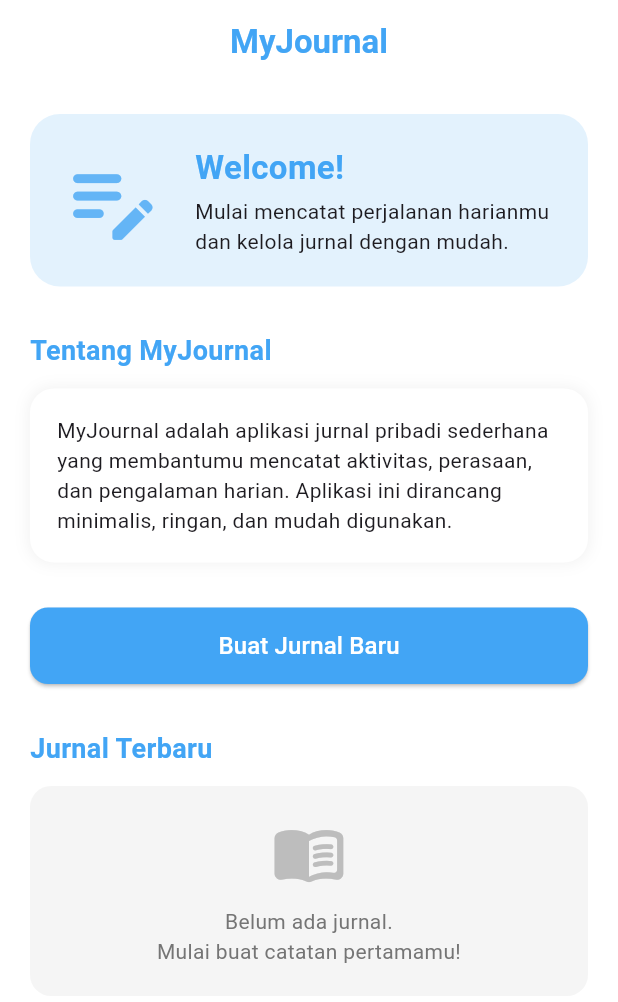
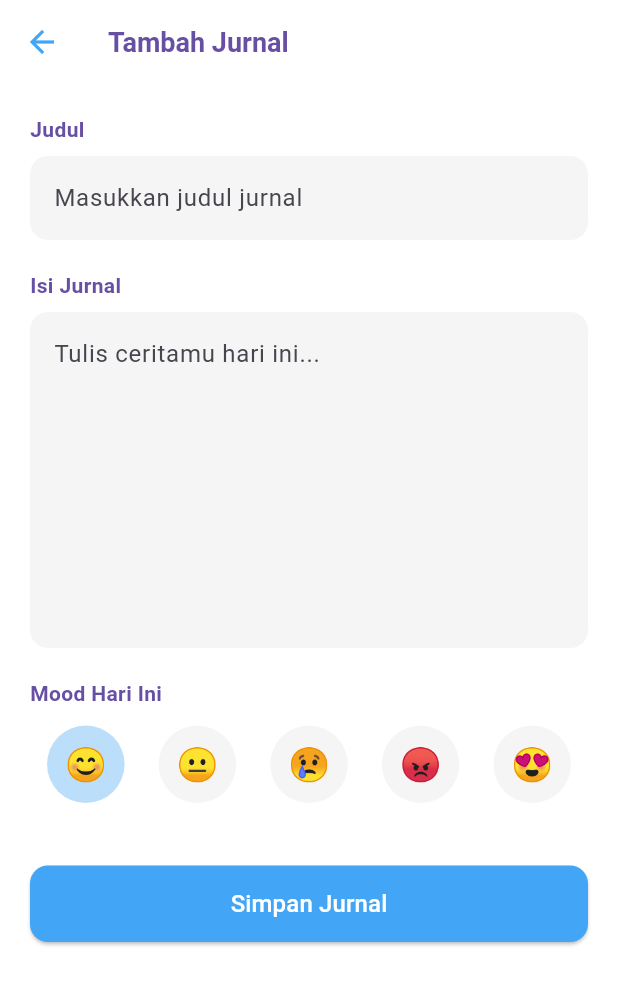
Before and after one commit to terxxviinator/myJournal-app, a Flutter app: the screen it shows after launch, after a tap on "Buat Jurnal Baru", on a phone screen of 412 x 824 dp. Shown: the top 1002 px of the screen. Run offline on Flutter 3.47's test engine with Material 3 defaults, Android fonts, the phone set to English and light mode, and no system bars; our stand-ins replace hive, hive_flutter; accounts and stored records are empty.

Commit message:
finishing apps

```diff
--- a/lib/main.dart
+++ b/lib/main.dart
@@ -1,18 +1,54 @@
 import 'package:flutter/material.dart';
+import 'package:hive_flutter/hive_flutter.dart';
+
+import 'models/journal_model.dart';
 import 'screens/splash.dart';
+import 'theme/app_theme.dart';
 
-void main() {
+void main() async {
+  WidgetsFlutterBinding.ensureInitialized();
+
+  await Hive.initFlutter();
+
+  Hive.registerAdapter(JournalAdapter());
+  await Hive.openBox<Journal>('journals');
+  await Hive.openBox('settings'); // 🔑 untuk dark mode
+
   runApp(const MyApp());
 }
 
-class MyApp extends StatelessWidget {
+class MyApp extends StatefulWidget {
   const MyApp({super.key});
+
+  @override
+  State<MyApp> createState() => _MyAppState();
+}
+
+class _MyAppState extends State<MyApp> {
+  bool isDarkMode = false;
+
+  @override
+  void initState() {
+    super.initState();
+    final box = Hive.box('settings');
+    isDarkMode = box.get('darkMode', defaultValue: false);
+  }
+
+  void toggleTheme(bool value) {
+    final box = Hive.box('settings');
+    box.put('darkMode', value);
+
+    setState(() {
+      isDarkMode = value;
+    });
+  }
 
   @override
   Widget build(BuildContext context) {
     return MaterialApp(
       debugShowCheckedModeBanner: false,
-      home: const SplashScreen(),
+      theme: isDarkMode ? AppTheme.darkTheme : AppTheme.lightTheme,
+      home: SplashScreen(onThemeChanged: toggleTheme),
     );
   }
 }
--- a/lib/models/journal_model.dart
+++ b/lib/models/journal_model.dart
@@ -0,0 +1,25 @@
+import 'package:hive/hive.dart';
+
+part 'journal_model.g.dart';
+
+@HiveType(typeId: 0)
+class Journal extends HiveObject {
+  @HiveField(0)
+  String title;
+
+  @HiveField(1)
+  String content;
+
+  @HiveField(2)
+  String mood;
+
+  @HiveField(3)
+  DateTime date;
+
+  Journal({
+    required this.title,
+    required this.content,
+    required this.mood,
+    required this.date,
+  });
+}
--- a/lib/screens/add_journal.dart
+++ b/lib/screens/add_journal.dart
@@ -0,0 +1,207 @@
+import 'package:flutter/material.dart';
+import 'package:hive/hive.dart';
+import '../models/journal_model.dart';
+
+class AddJournalScreen extends StatefulWidget {
+  final Journal? journal;
+  final int? index;
+
+  const AddJournalScreen({super.key, this.journal, this.index});
+
+  @override
+  State<AddJournalScreen> createState() => _AddJournalScreenState();
+}
+
+class _AddJournalScreenState extends State<AddJournalScreen> {
+  final TextEditingController _titleController = TextEditingController();
+  final TextEditingController _contentController = TextEditingController();
+
+  String selectedMood = "😊";
+
+  @override
+  void initState() {
+    super.initState();
+
+    if (widget.journal != null) {
+      _titleController.text = widget.journal!.title;
+      _contentController.text = widget.journal!.content;
+      selectedMood = widget.journal!.mood;
+    }
+  }
+
+  @override
+  Widget build(BuildContext context) {
+    return Scaffold(
+      backgroundColor: Theme.of(context).scaffoldBackgroundColor,
+
+      appBar: AppBar(
+        elevation: 0,
+        iconTheme: IconThemeData(color: Colors.blue.shade400),
+        title: Text(
+          widget.journal == null ? "Tambah Jurnal" : "Edit Jurnal",
+          style: TextStyle(
+            color: Theme.of(context).colorScheme.primary,
+            fontWeight: FontWeight.w600,
+          ),
+        ),
+      ),
+
+      body: SingleChildScrollView(
+        padding: const EdgeInsets.all(20),
+        child: Column(
+          crossAxisAlignment: CrossAxisAlignment.start,
+          children: [
+            // JUDUL
+            Text(
+              "Judul",
+              style: TextStyle(
+                fontSize: 14,
+                fontWeight: FontWeight.w600,
+                color: Theme.of(context).colorScheme.primary,
+              ),
+            ),
+            const SizedBox(height: 8),
+
+            TextField(
+              controller: _titleController,
+              decoration: InputDecoration(
+                hintText: "Masukkan judul jurnal",
+                filled: true,
+                fillColor: Colors.grey.shade100,
+                border: OutlineInputBorder(
+                  borderRadius: BorderRadius.circular(12),
+                  borderSide: BorderSide.none,
+                ),
+              ),
+            ),
+
+            const SizedBox(height: 20),
+
+            // ISI JURNAL
+            Text(
+              "Isi Jurnal",
+              style: TextStyle(
+                fontSize: 14,
+                fontWeight: FontWeight.w600,
+                color: Theme.of(context).colorScheme.primary,
+              ),
+            ),
+            const SizedBox(height: 8),
+
+            TextField(
+              controller: _contentController,
+              maxLines: 8,
+              decoration: InputDecoration(
+                hintText: "Tulis ceritamu hari ini...",
+                filled: true,
+                fillColor: Colors.grey.shade100,
+                border: OutlineInputBorder(
+                  borderRadius: BorderRadius.circular(12),
+                  borderSide: BorderSide.none,
+                ),
+              ),
+            ),
+
+            const SizedBox(height: 20),
+
+            // MOOD
+            Text(
+              "Mood Hari Ini",
+              style: TextStyle(
+                fontSize: 14,
+                fontWeight: FontWeight.w600,
+                color: Theme.of(context).colorScheme.primary,
+              ),
+            ),
+            const SizedBox(height: 10),
+
+            Row(
+              mainAxisAlignment: MainAxisAlignment.spaceAround,
+              children: ["😊", "😐", "😢", "😡", "😍"].map((mood) {
+                final isSelected = selectedMood == mood;
+                return GestureDetector(
+                  onTap: () {
+                    setState(() {
+                      selectedMood = mood;
+                    });
+                  },
+                  child: Container(
+                    padding: const EdgeInsets.all(12),
+                    decoration: BoxDecoration(
+                      color: isSelected
+                          ? Colors.blue.shade100
+                          : Colors.grey.shade100,
+                      shape: BoxShape.circle,
+                    ),
+                    child: Text(mood, style: const TextStyle(fontSize: 22)),
+                  ),
+                );
+              }).toList(),
+            ),
+
+            const SizedBox(height: 40),
+
+            // BUTTON SIMPAN
+            SizedBox(
+              width: double.infinity,
+              child: ElevatedButton(
+                onPressed: () async {
+                  if (_titleController.text.isEmpty ||
+                      _contentController.text.isEmpty) {
+                    ScaffoldMessenger.of(context).showSnackBar(
+                      const SnackBar(
+                        content: Text(
+                          "Judul dan isi jurnal tidak boleh kosong",
+                        ),
+                      ),
+                    );
+                    return;
+                  }
+
+                  final box = Hive.box<Journal>('journals');
+
+                  if (widget.journal == null) {
+                    // CREATE
+                    final newJournal = Journal(
+                      title: _titleController.text,
+                      content: _contentController.text,
+                      mood: selectedMood,
+                      date: DateTime.now(),
+                    );
+                    await box.add(newJournal);
+                  } else {
+                    // EDIT
+                    final updatedJournal = Journal(
+                      title: _titleController.text,
+                      content: _contentController.text,
+                      mood: selectedMood,
+                      date: widget.journal!.date,
+                    );
+                    await box.putAt(widget.index!, updatedJournal);
+                  }
+
+                  ScaffoldMessenger.of(context).showSnackBar(
+                    const SnackBar(content: Text("Jurnal berhasil disimpan")),
+                  );
+
+                  Navigator.pop(context);
+                },
+                style: ElevatedButton.styleFrom(
+                  backgroundColor: Colors.blue.shade400,
+                  padding: const EdgeInsets.symmetric(vertical: 14),
+                  shape: RoundedRectangleBorder(
+                    borderRadius: BorderRadius.circular(12),
+                  ),
+                ),
+                child: const Text(
+                  "Simpan Jurnal",
+                  style: TextStyle(fontSize: 16, color: Colors.white),
+                ),
+              ),
+            ),
+          ],
+        ),
+      ),
+    );
+  }
+}
--- a/lib/screens/home.dart
+++ b/lib/screens/home.dart
@@ -1,24 +1,43 @@
 import 'package:flutter/material.dart';
+import 'package:hive_flutter/hive_flutter.dart';
+import '../models/journal_model.dart';
+import 'add_journal.dart';
+import 'detail.dart';
+import 'settings.dart';
 
 class Home extends StatelessWidget {
-  const Home({super.key});
+  final Function(bool) onThemeChanged;
+  const Home({super.key, required this.onThemeChanged});
 
   @override
   Widget build(BuildContext context) {
     return Scaffold(
-      backgroundColor: Colors.white,
+      backgroundColor: Theme.of(context).scaffoldBackgroundColor,
 
       appBar: AppBar(
         elevation: 0,
-        backgroundColor: Colors.white,
         title: Text(
           "MyJournal",
           style: TextStyle(
-            color: Colors.blue.shade400,
+            color: Theme.of(context).colorScheme.primary,
             fontWeight: FontWeight.w700,
           ),
         ),
         centerTitle: true,
+        actions: [
+          IconButton(
+            icon: const Icon(Icons.settings),
+            onPressed: () {
+              Navigator.push(
+                context,
+                MaterialPageRoute(
+                  builder: (_) =>
+                      SettingsScreen(onThemeChanged: onThemeChanged),
+                ),
+              );
+            },
+          ),
+        ],
       ),
 
       body: SingleChildScrollView(
@@ -30,7 +49,7 @@ class Home extends StatelessWidget {
             Container(
               padding: const EdgeInsets.all(20),
               decoration: BoxDecoration(
-                color: Colors.blue.shade50,
+                color: Theme.of(context).cardColor,
                 borderRadius: BorderRadius.circular(20),
               ),
               child: Row(
@@ -53,7 +72,7 @@ class Home extends StatelessWidget {
                           style: TextStyle(
                             fontSize: 22,
                             fontWeight: FontWeight.bold,
-                            color: Colors.blue.shade400,
+                            color: Theme.of(context).colorScheme.primary,
                           ),
                         ),
                         const SizedBox(height: 4),
@@ -76,7 +95,7 @@ class Home extends StatelessWidget {
               style: TextStyle(
                 fontSize: 18,
                 fontWeight: FontWeight.w600,
-                color: Colors.blue.shade400,
+                color: Theme.of(context).colorScheme.primary,
               ),
             ),
             const SizedBox(height: 12),
@@ -84,7 +103,7 @@ class Home extends StatelessWidget {
             Container(
               padding: const EdgeInsets.all(18),
               decoration: BoxDecoration(
-                color: Colors.white,
+                color: Theme.of(context).cardColor,
                 borderRadius: BorderRadius.circular(16),
                 boxShadow: [
                   BoxShadow(
@@ -108,6 +127,12 @@ class Home extends StatelessWidget {
               width: double.infinity,
               child: ElevatedButton(
                 onPressed: () {
+                  Navigator.push(
+                    context,
+                    MaterialPageRoute(
+                      builder: (context) => const AddJournalScreen(),
+                    ),
+                  );
                   // Arahkan ke screen Create Journal
                 },
                 style: ElevatedButton.styleFrom(
@@ -132,18 +157,21 @@ class Home extends StatelessWidget {
               style: TextStyle(
                 fontSize: 18,
                 fontWeight: FontWeight.w600,
-                color: Colors.blue.shade400,
+                color: Theme.of(context).colorScheme.primary,
               ),
             ),
 
             const SizedBox(height: 12),
 
-            // Empty state untuk journal list
-            Container(
+            ValueListenableBuilder(
+              valueListenable: Hive.box<Journal>('journals').listenable(),
+              builder: (context, Box<Journal> box, _) {
+                if (box.isEmpty) {
+                  return Container(
                     width: double.infinity,
                     padding: const EdgeInsets.all(20),
                     decoration: BoxDecoration(
-                color: Colors.grey.shade100,
+                      color: Theme.of(context).cardColor,
                       borderRadius: BorderRadius.circular(14),
                     ),
                     child: Column(
@@ -157,10 +185,60 @@ class Home extends StatelessWidget {
                         Text(
                           "Belum ada jurnal.\nMulai buat catatan pertamamu!",
                           textAlign: TextAlign.center,
-                    style: TextStyle(color: Colors.grey.shade600, fontSize: 14),
+                          style: TextStyle(
+                            color: Theme.of(context).colorScheme.primary,
+
+                            fontSize: 14,
+                          ),
                         ),
                       ],
                     ),
+                  );
+                }
+
+                return ListView.builder(
+                  shrinkWrap: true,
+                  physics: const NeverScrollableScrollPhysics(),
+                  itemCount: box.length,
+                  itemBuilder: (context, index) {
+                    final journal = box.getAt(index)!;
+
+                    return Card(
+                      margin: const EdgeInsets.only(bottom: 12),
+                      shape: RoundedRectangleBorder(
+                        borderRadius: BorderRadius.circular(12),
+                      ),
+                      child: ListTile(
+                        leading: Text(
+                          journal.mood,
+                          style: const TextStyle(fontSize: 24),
+                        ),
+                        title: Text(journal.title),
+                        subtitle: Text(
+                          "${journal.date.day}/${journal.date.month}/${journal.date.year}",
+                        ),
+
+                        onTap: () {
+                          Navigator.push(
+                            context,
+                            MaterialPageRoute(
+                              builder: (_) =>
+                                  DetailJournalScreen(journal: journal),
+                            ),
+                          );
+                        },
+
+                        trailing: IconButton(
+                          icon: Icon(Icons.delete, color: Colors.red.shade400),
+                          onPressed: () {
+                            _showDeleteDialog(context, box, index);
+                          },
+                        ),
+                      ),
+                    );
+                  },
+                );
+              },
             ),
           ],
         ),
@@ -168,3 +246,26 @@ class Home extends StatelessWidget {
     );
   }
 }
+
+void _showDeleteDialog(BuildContext context, Box<Journal> box, int index) {
+  showDialog(
+    context: context,
+    builder: (context) => AlertDialog(
+      title: const Text("Hapus Jurnal"),
+      content: const Text("Apakah kamu yakin ingin menghapus jurnal ini?"),
+      actions: [
+        TextButton(
+          onPressed: () => Navigator.pop(context),
+          child: const Text("Batal"),
+        ),
+        TextButton(
+          onPressed: () {
+            box.deleteAt(index);
+            Navigator.pop(context);
+          },
+          child: const Text("Hapus", style: TextStyle(color: Colors.red)),
+        ),
+      ],
+    ),
+  );
+}
--- a/lib/screens/splash.dart
+++ b/lib/screens/splash.dart
@@ -1,8 +1,10 @@
 import 'package:flutter/material.dart';
-import 'home.dart'; // ganti sesuai nama file tujuan kamu
+import 'home.dart';
 
 class SplashScreen extends StatefulWidget {
-  const SplashScreen({super.key});
+  final Function(bool) onThemeChanged;
+
+  const SplashScreen({super.key, required this.onThemeChanged});
 
   @override
   State<SplashScreen> createState() => _SplashScreenState();
@@ -17,7 +19,6 @@ class _SplashScreenState extends State<SplashScreen>
   void initState() {
     super.initState();
 
-    // Animasi Fade-in
     _controller = AnimationController(
       duration: const Duration(milliseconds: 3000),
       vsync: this,
@@ -30,11 +31,12 @@ class _SplashScreenState extends State<SplashScreen>
 
     _controller.forward();
 
-    // Auto navigate setelah 2 detik
     Future.delayed(const Duration(seconds: 2), () {
       Navigator.pushReplacement(
         context,
-        MaterialPageRoute(builder: (_) => const Home()),
+        MaterialPageRoute(
+          builder: (_) => Home(onThemeChanged: widget.onThemeChanged),
+        ),
       );
     });
   }
@@ -48,8 +50,7 @@ class _SplashScreenState extends State<SplashScreen>
   @override
   Widget build(BuildContext context) {
     return Scaffold(
-      backgroundColor: Colors.white,
-
+      backgroundColor: Theme.of(context).scaffoldBackgroundColor,
       body: Center(
         child: AnimatedBuilder(
           animation: _controller,
@@ -58,22 +59,18 @@ class _SplashScreenState extends State<SplashScreen>
           child: Column(
             mainAxisAlignment: MainAxisAlignment.center,
             children: [
-              // Logo berbentuk icon buku
               Icon(
                 Icons.book_rounded,
                 size: 80,
-                color: Colors.blue.shade300, // biru pastel
+                color: Theme.of(context).colorScheme.primary,
               ),
-
               const SizedBox(height: 12),
-
-              // Teks MyJournal
               Text(
                 "MyJournal",
                 style: TextStyle(
                   fontSize: 28,
                   fontWeight: FontWeight.w600,
-                  color: Colors.blue.shade400,
+                  color: Theme.of(context).colorScheme.primary,
                 ),
               ),
             ],
--- a/lib/theme/app_theme.dart
+++ b/lib/theme/app_theme.dart
@@ -0,0 +1,28 @@
+import 'package:flutter/material.dart';
+
+class AppTheme {
+  static ThemeData lightTheme = ThemeData(
+    brightness: Brightness.light,
+    primaryColor: Colors.blue.shade400,
+    scaffoldBackgroundColor: Colors.white,
+    appBarTheme: AppBarTheme(
+      backgroundColor: Colors.white,
+      elevation: 0,
+      iconTheme: IconThemeData(color: Colors.blue.shade400),
+      titleTextStyle: TextStyle(
+        color: Colors.blue.shade400,
+        fontSize: 18,
+        fontWeight: FontWeight.w600,
+      ),
+    ),
+  );
+
+  static ThemeData darkTheme = ThemeData(
+    brightness: Brightness.dark,
+    scaffoldBackgroundColor: const Color(0xFF121212),
+    appBarTheme: const AppBarTheme(
+      backgroundColor: Color(0xFF121212),
+      elevation: 0,
+    ),
+  );
+}
--- a/pubspec.yaml
+++ b/pubspec.yaml
@@ -10,10 +10,16 @@ dependencies:
   flutter:
     sdk: flutter
 
+  hive: ^2.2.3
+  hive_flutter: ^1.1.0
+
 dev_dependencies:
   flutter_test:
     sdk: flutter
   flutter_lints: ^5.0.0
 
+  hive_generator: ^2.0.1
+  build_runner: ^2.4.6
+
 flutter:
   uses-material-design: true
```
Also changed, not shown: lib/screens/detail.dart (+92 -0 lines), lib/screens/settings.dart (+56 -0 lines), lib/utils/hive_boxes.dart (+7 -0 lines), lib/models/journal_model.g.dart (added), lib/screens/edit_journal.dart (deleted), lib/screens/onboarding.dart (deleted), lib/screens/stats.dart (deleted), lib/widgets/card.dart (deleted), lib/widgets/chart.dart (deleted), lib/widgets/mood_selector.dart (deleted), pubspec.lock, 1 other file. Lines whose indentation alone changed are shown as unchanged.
